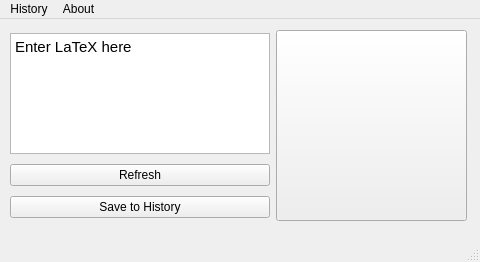
Above: semtex/layout.ui from nicr9/semtex before the change. Below: the same form after it.
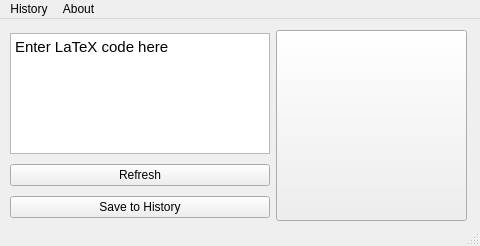
That is the form after the change. Icons and pictures are not drawn.

```diff
--- a/semtex/layout.ui
+++ b/semtex/layout.ui
@@ -7,7 +7,7 @@
     <x>0</x>
     <y>0</y>
     <width>480</width>
-    <height>262</height>
+    <height>246</height>
    </rect>
   </property>
   <property name="windowTitle">
@@ -39,7 +39,7 @@
 &lt;html&gt;&lt;head&gt;&lt;meta name=&quot;qrichtext&quot; content=&quot;1&quot; /&gt;&lt;style type=&quot;text/css&quot;&gt;
 p, li { white-space: pre-wrap; }
 &lt;/style&gt;&lt;/head&gt;&lt;body style=&quot; font-family:'Ubuntu'; font-size:11pt; font-weight:400; font-style:normal;&quot;&gt;
-&lt;p style=&quot; margin-top:0px; margin-bottom:0px; margin-left:0px; margin-right:0px; -qt-block-indent:0; text-indent:0px;&quot;&gt;Enter LaTeX here&lt;/p&gt;&lt;/body&gt;&lt;/html&gt;</string>
+&lt;p style=&quot; margin-top:0px; margin-bottom:0px; margin-left:0px; margin-right:0px; -qt-block-indent:0; text-indent:0px;&quot;&gt;Enter LaTeX code here&lt;/p&gt;&lt;/body&gt;&lt;/html&gt;</string>
          </property>
         </widget>
        </item>
```
Left out of the diff: 4 changed lines with no effect on the pictures.
